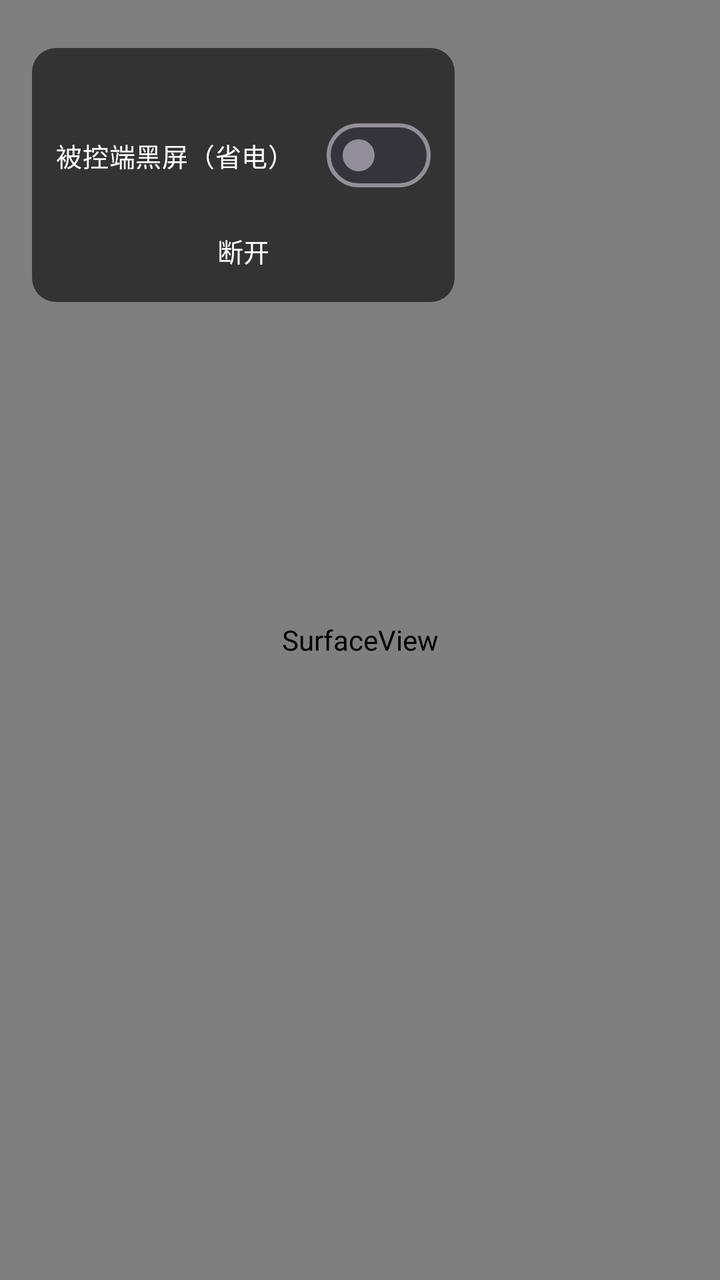
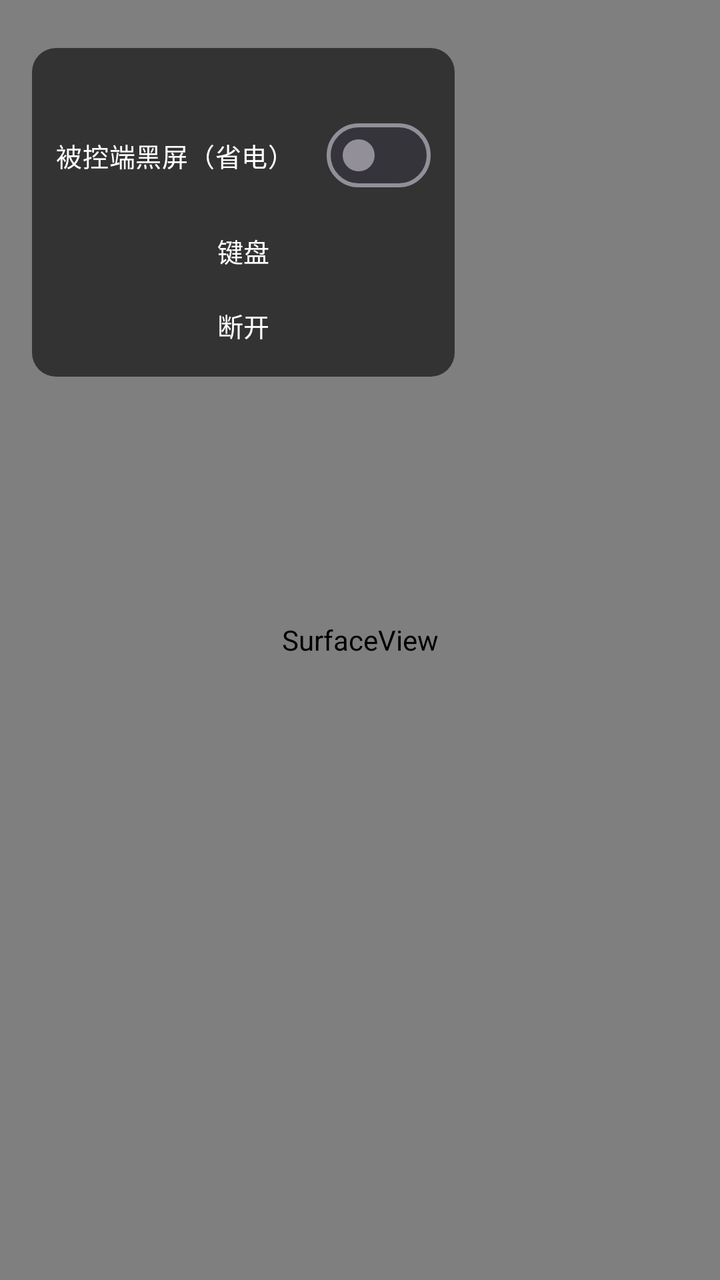

An Android layout rendered at two revisions. The XML below is the earlier revision; the diff shows what the commit changed to produce the second picture.
<!-- AndroidManifest.xml: activity theme Theme.ScrcpyAndroid.Fullscreen -->
<!-- res/layout/activity_mirror.xml -->
<?xml version="1.0" encoding="utf-8"?>
<FrameLayout xmlns:android="http://schemas.android.com/apk/res/android"
    android:layout_width="match_parent"
    android:layout_height="match_parent"
    android:background="@color/black">

    <SurfaceView
        android:id="@+id/surfaceView"
        android:layout_width="match_parent"
        android:layout_height="match_parent"
        android:layout_gravity="center" />

    
    <FrameLayout
        android:id="@+id/floatOverlay"
        android:layout_width="wrap_content"
        android:layout_height="wrap_content"
        android:layout_gravity="top|start"
        android:layout_marginTop="24dp"
        android:layout_marginStart="16dp"
        android:clipChildren="false"
        android:clipToPadding="false">

        <LinearLayout
            android:id="@+id/panelOverlay"
            android:layout_width="wrap_content"
            android:layout_height="wrap_content"
            android:background="@drawable/bg_float_panel"
            android:gravity="center_vertical"
            android:orientation="vertical"
            android:paddingHorizontal="12dp"
            android:paddingVertical="8dp">

            <TextView
                android:id="@+id/textMirrorStatus"
                android:layout_width="wrap_content"
                android:layout_height="wrap_content"
                android:textColor="@color/white"
                android:textSize="13sp" />

            <com.google.android.material.materialswitch.MaterialSwitch
                android:id="@+id/switchPowerSave"
                android:layout_width="wrap_content"
                android:layout_height="wrap_content"
                android:layout_marginTop="4dp"
                android:text="@string/label_power_save"
                android:textColor="@color/white"
                android:textSize="13sp" />

            <TextView
                android:id="@+id/btnDisconnect"
                android:layout_width="match_parent"
                android:layout_height="wrap_content"
                android:layout_marginTop="6dp"
                android:background="?attr/selectableItemBackground"
                android:gravity="center"
                android:paddingVertical="8dp"
                android:text="@string/action_disconnect"
                android:textColor="@color/white"
                android:textSize="13sp" />
        </LinearLayout>

        <View
            android:id="@+id/dotOverlay"
            android:layout_width="28dp"
            android:layout_height="28dp"
            android:background="@drawable/bg_float_dot"
            android:contentDescription="@string/label_power_save"
            android:visibility="gone" />
    </FrameLayout>
</FrameLayout>
<!-- resources referenced by this layout -->
<resources>
  <color name="black">#FF000000</color>
  <color name="white">#FFFFFFFF</color>
  <!-- drawable bg_float_dot (drawable) -->
  <?xml version="1.0" encoding="utf-8"?>
  <shape xmlns:android="http://schemas.android.com/apk/res/android"
      android:shape="oval">
      <solid android:color="#CC4CAF50" />
      <size
          android:width="28dp"
          android:height="28dp" />
      <stroke
          android:width="2dp"
          android:color="#E0FFFFFF" />
  </shape>
  <!-- drawable bg_float_panel (drawable) -->
  <?xml version="1.0" encoding="utf-8"?>
  <shape xmlns:android="http://schemas.android.com/apk/res/android"
      android:shape="rectangle">
      <solid android:color="#99000000" />
      <corners android:radius="12dp" />
  </shape>
  <string name="action_disconnect">断开</string>
  <string name="label_power_save">被控端黑屏（省电）</string>
  <style name="Theme.ScrcpyAndroid.Fullscreen" parent="Theme.ScrcpyAndroid">
          <item name="android:windowFullscreen">true</item>
      </style>
  <style name="Theme.ScrcpyAndroid" parent="Theme.Material3.Dark.NoActionBar">
          <item name="colorPrimary">@color/accent</item>
          <item name="android:statusBarColor">@color/bg</item>
          <item name="android:navigationBarColor">@color/bg</item>
          <item name="android:windowBackground">@color/bg</item>
      </style>
  <color name="accent">#FF4CAF50</color>
  <color name="bg">#FF121212</color>
</resources>

<!-- the commit's change to res/layout/activity_mirror.xml (unified diff, before → after) -->
@@ -9,6 +9,21 @@
         android:layout_width="match_parent"
         android:layout_height="match_parent"
         android:layout_gravity="center" />
+
+    
+    <EditText
+        android:id="@+id/inputRemote"
+        android:layout_width="1dp"
+        android:layout_height="1dp"
+        android:layout_gravity="bottom|start"
+        android:background="@android:color/transparent"
+        android:cursorVisible="false"
+        android:imeOptions="actionSend|flagNoExtractUi"
+        android:importantForAutofill="no"
+        android:inputType="text|textNoSuggestions"
+        android:maxLines="1"
+        android:textColor="@android:color/transparent"
+        android:textSize="1sp" />
 
     
     <FrameLayout
@@ -48,10 +63,22 @@
                 android:textSize="13sp" />
 
             <TextView
+                android:id="@+id/btnKeyboard"
+                android:layout_width="match_parent"
+                android:layout_height="wrap_content"
+                android:layout_marginTop="6dp"
+                android:background="?attr/selectableItemBackground"
+                android:gravity="center"
+                android:paddingVertical="8dp"
+                android:text="@string/action_keyboard"
+                android:textColor="@color/white"
+                android:textSize="13sp" />
+
+            <TextView
                 android:id="@+id/btnDisconnect"
                 android:layout_width="match_parent"
                 android:layout_height="wrap_content"
-                android:layout_marginTop="6dp"
+                android:layout_marginTop="2dp"
                 android:background="?attr/selectableItemBackground"
                 android:gravity="center"
                 android:paddingVertical="8dp"
@@ -68,4 +95,50 @@
             android:contentDescription="@string/label_power_save"
             android:visibility="gone" />
     </FrameLayout>
+
+    
+    <LinearLayout
+        android:id="@+id/panelKeyboard"
+        android:layout_width="wrap_content"
+        android:layout_height="wrap_content"
+        android:layout_gravity="bottom|end"
+        android:layout_margin="12dp"
+        android:background="@drawable/bg_float_panel"
+        android:orientation="horizontal"
+        android:paddingHorizontal="4dp"
+        android:visibility="gone">
+
+        <TextView
+            android:id="@+id/btnInputDel"
+            android:layout_width="wrap_content"
+            android:layout_height="wrap_content"
+            android:background="?attr/selectableItemBackground"
+            android:paddingHorizontal="12dp"
+            android:paddingVertical="10dp"
+            android:text="@string/action_input_del"
+            android:textColor="@color/white"
+            android:textSize="13sp" />
+
+        <TextView
+            android:id="@+id/btnInputEnter"
+            android:layout_width="wrap_content"
+            android:layout_height="wrap_content"
+            android:background="?attr/selectableItemBackground"
+            android:paddingHorizontal="12dp"
+            android:paddingVertical="10dp"
+            android:text="@string/action_input_enter"
+            android:textColor="@color/white"
+            android:textSize="13sp" />
+
+        <TextView
+            android:id="@+id/btnInputClose"
+            android:layout_width="wrap_content"
+            android:layout_height="wrap_content"
+            android:background="?attr/selectableItemBackground"
+            android:paddingHorizontal="12dp"
+            android:paddingVertical="10dp"
+            android:text="@string/action_input_close"
+            android:textColor="@color/accent"
+            android:textSize="13sp" />
+    </LinearLayout>
 </FrameLayout>
<!-- resource entries referenced after the edit -->
@@ -22,6 +22,10 @@
       <corners android:radius="12dp" />
   </shape>
   <string name="action_disconnect">断开</string>
+  <string name="action_input_close">关闭</string>
+  <string name="action_input_del">退格</string>
+  <string name="action_input_enter">回车</string>
+  <string name="action_keyboard">键盘</string>
   <string name="label_power_save">被控端黑屏（省电）</string>
   <style name="Theme.ScrcpyAndroid.Fullscreen" parent="Theme.ScrcpyAndroid">
           <item name="android:windowFullscreen">true</item>
